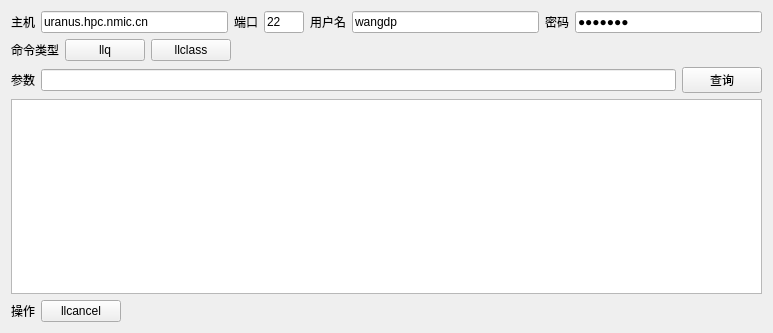
The window that src/plugins/loadleveler_monitor/loadleveler_monitor_widget.ui (cemc-oper/nwpc-monitor-app) describes before a commit, drawn with Qt 5.
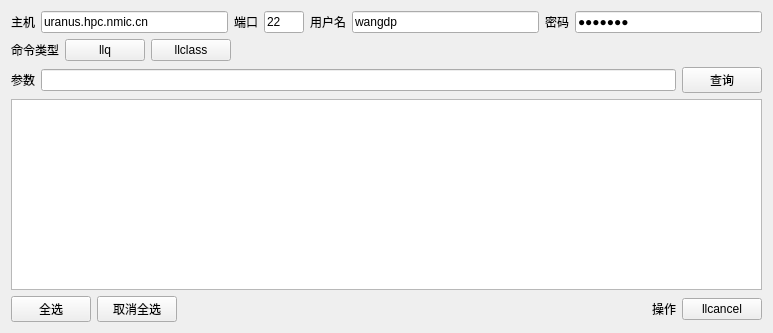
The same window after the commit.

Commit message:
Add checkbox in table view. And add check/uncheck all button.
在单元格中添加复选框，并添加全选/取消全选按钮。

The edit to the form file:
```diff
--- a/src/plugins/loadleveler_monitor/loadleveler_monitor_widget.ui
+++ b/src/plugins/loadleveler_monitor/loadleveler_monitor_widget.ui
@@ -164,16 +164,16 @@
    <item row="4" column="0">
     <layout class="QHBoxLayout" name="horizontalLayout_4">
      <item>
-      <widget class="QLabel" name="label_7">
+      <widget class="QPushButton" name="check_all_button">
        <property name="text">
-        <string>操作</string>
+        <string>全选</string>
        </property>
       </widget>
      </item>
      <item>
-      <widget class="QPushButton" name="llcancel_command_button">
+      <widget class="QPushButton" name="uncheck_all_button">
        <property name="text">
-        <string>llcancel</string>
+        <string>取消全选</string>
        </property>
       </widget>
      </item>
@@ -184,12 +184,26 @@
        </property>
        <property name="sizeHint" stdset="0">
         <size>
-         <width>98</width>
+         <width>40</width>
          <height>20</height>
         </size>
        </property>
       </spacer>
      </item>
+     <item>
+      <widget class="QLabel" name="label_7">
+       <property name="text">
+        <string>操作</string>
+       </property>
+      </widget>
+     </item>
+     <item>
+      <widget class="QPushButton" name="llcancel_command_button">
+       <property name="text">
+        <string>llcancel</string>
+       </property>
+      </widget>
+     </item>
     </layout>
    </item>
   </layout>
```
Left out of the diff: 2 changed lines with no effect on the pictures. The commit also changes 3 other files.
